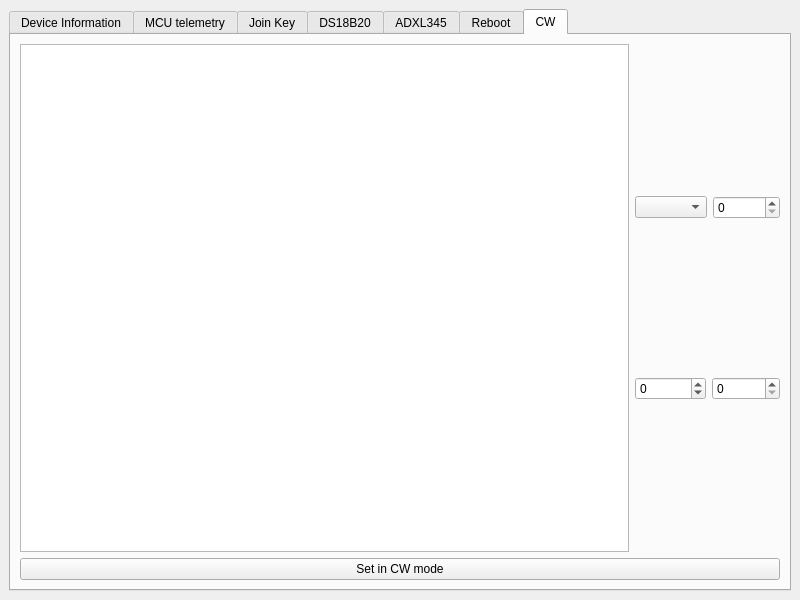
wei-blip/python_gui_rts, file msg_window.ui: the form before one commit.
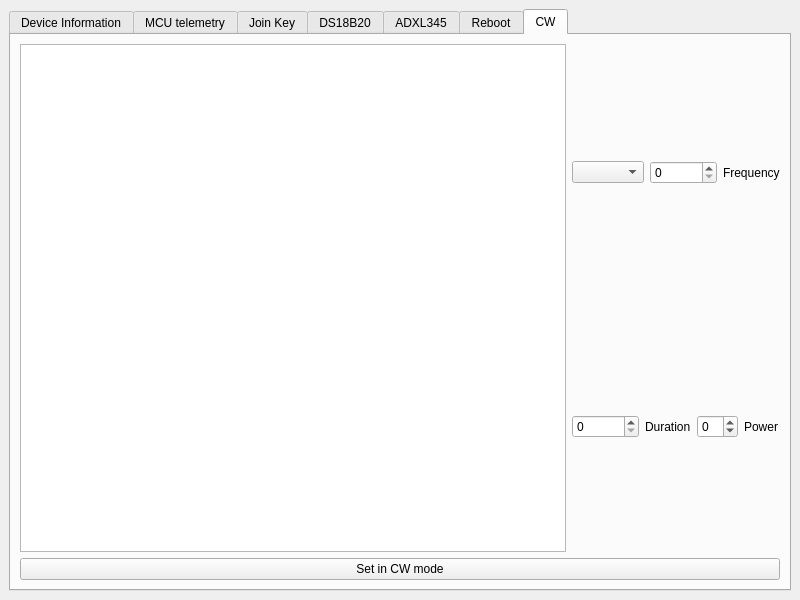
The form after the commit. The open tabs and pages were chosen to show the change.

Patch:
```diff
--- a/msg_window.ui
+++ b/msg_window.ui
@@ -172,34 +172,73 @@
            <layout class="QVBoxLayout" name="verticalLayout_10">
             <item>
              <layout class="QHBoxLayout" name="horizontalLayout_4">
+              <property name="topMargin">
+               <number>6</number>
+              </property>
               <item>
                <widget class="QComboBox" name="cw_cmd"/>
               </item>
               <item>
                <widget class="QSpinBox" name="freq">
+                <property name="specialValueText">
+                 <string/>
+                </property>
+                <property name="suffix">
+                 <string/>
+                </property>
                 <property name="maximum">
                  <number>999999999</number>
                 </property>
                </widget>
               </item>
+              <item>
+               <widget class="QLabel" name="label_3">
+                <property name="text">
+                 <string>Frequency</string>
+                </property>
+               </widget>
+              </item>
              </layout>
             </item>
             <item>
              <layout class="QHBoxLayout" name="horizontalLayout_5">
               <item>
                <widget class="QSpinBox" name="duration">
+                <property name="specialValueText">
+                 <string/>
+                </property>
                 <property name="minimum">
-                 <number>-999999999</number>
+                 <number>0</number>
                 </property>
                 <property name="maximum">
                  <number>999999999</number>
                 </property>
                </widget>
               </item>
+              <item>
+               <widget class="QLabel" name="label">
+                <property name="text">
+                 <string>Duration</string>
+                </property>
+               </widget>
+              </item>
               <item>
                <widget class="QSpinBox" name="pwr_dbm">
+                <property name="specialValueText">
+                 <string/>
+                </property>
+                <property name="minimum">
+                 <number>-4</number>
+                </property>
                 <property name="maximum">
-                 <number>999999999</number>
+                 <number>15</number>
+                </property>
+               </widget>
+              </item>
+              <item>
+               <widget class="QLabel" name="label_2">
+                <property name="text">
+                 <string>Power</string>
                 </property>
                </widget>
               </item>
```
Left out of the diff: 4 changed lines with no effect on the pictures.
